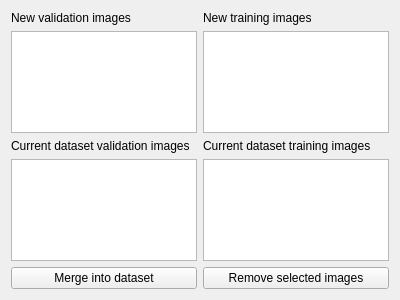
First picture: the form in view/imageinspectionwidget.ui, repository Joensw/RCAIT, before the edit.
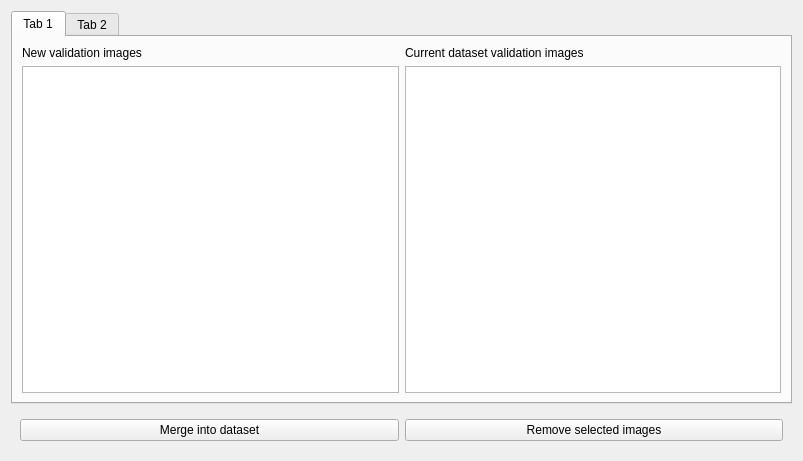
Second picture: the form after the edit. Custom widgets are drawn as their Qt base class.

Commit message: Restructured Image Inspection Widget

```diff
--- a/view/imageinspectionwidget.ui
+++ b/view/imageinspectionwidget.ui
@@ -6,14 +6,55 @@
    <rect>
     <x>0</x>
     <y>0</y>
-    <width>400</width>
-    <height>300</height>
+    <width>803</width>
+    <height>461</height>
    </rect>
   </property>
   <property name="windowTitle">
    <string>Form</string>
   </property>
-  <layout class="QGridLayout" name="gridLayout">
+  <layout class="QVBoxLayout" name="verticalLayout">
+   <item>
+    <widget class="QTabWidget" name="tabWidget">
+     <property name="currentIndex">
+      <number>0</number>
+     </property>
+     <widget class="QWidget" name="tab_3">
+      <attribute name="title">
+       <string>Tab 1</string>
+      </attribute>
+      <layout class="QGridLayout" name="gridLayout_2">
+       <item row="1" column="0">
+        <widget class="ImageGalleryTree" name="newValidationImages">
+         <attribute name="headerVisible">
+          <bool>false</bool>
+         </attribute>
+         <column>
+          <property name="text">
+           <string notr="true">1</string>
+          </property>
+         </column>
+        </widget>
+       </item>
+       <item row="0" column="1">
+        <widget class="QLabel" name="label_3">
+         <property name="text">
+          <string>Current dataset validation images</string>
+         </property>
+        </widget>
+       </item>
+       <item row="1" column="1">
+        <widget class="ImageGalleryTree" name="datasetValidationImages">
+         <attribute name="headerVisible">
+          <bool>false</bool>
+         </attribute>
+         <column>
+          <property name="text">
+           <string notr="true">1</string>
+          </property>
+         </column>
+        </widget>
+       </item>
    <item row="0" column="0">
     <widget class="QLabel" name="label">
      <property name="text">
@@ -21,26 +62,14 @@
      </property>
     </widget>
    </item>
-   <item row="0" column="1">
-    <widget class="QLabel" name="label_2">
-     <property name="text">
-      <string>New training images</string>
-     </property>
-    </widget>
-   </item>
-   <item row="1" column="0">
-    <widget class="ImageGalleryTree" name="newValidationImages">
-     <attribute name="headerVisible">
-      <bool>false</bool>
-     </attribute>
-     <column>
-      <property name="text">
-       <string notr="true">1</string>
-      </property>
-     </column>
-    </widget>
-   </item>
-   <item row="1" column="1">
+      </layout>
+     </widget>
+     <widget class="QWidget" name="tab_4">
+      <attribute name="title">
+       <string>Tab 2</string>
+      </attribute>
+      <layout class="QGridLayout" name="gridLayout_3">
+       <item row="1" column="0">
     <widget class="ImageGalleryTree" name="newTrainImages">
      <property name="enabled">
       <bool>true</bool>
@@ -58,33 +87,21 @@
      </column>
     </widget>
    </item>
-   <item row="2" column="0">
-    <widget class="QLabel" name="label_3">
-     <property name="text">
-      <string>Current dataset validation images</string>
-     </property>
-    </widget>
-   </item>
-   <item row="2" column="1">
+       <item row="0" column="1">
     <widget class="QLabel" name="label_4">
      <property name="text">
       <string>Current dataset training images</string>
      </property>
     </widget>
    </item>
-   <item row="3" column="0">
-    <widget class="ImageGalleryTree" name="datasetValidationImages">
-     <attribute name="headerVisible">
-      <bool>false</bool>
-     </attribute>
-     <column>
+       <item row="0" column="0">
+        <widget class="QLabel" name="label_2">
       <property name="text">
-       <string notr="true">1</string>
-      </property>
-     </column>
-    </widget>
-   </item>
-   <item row="3" column="1">
+          <string>New training images</string>
+         </property>
+        </widget>
+       </item>
+       <item row="1" column="1">
     <widget class="ImageGalleryTree" name="datasetTrainImages">
      <attribute name="headerVisible">
       <bool>false</bool>
@@ -96,18 +113,28 @@
      </column>
     </widget>
    </item>
-   <item row="4" column="0">
+      </layout>
+     </widget>
+    </widget>
+   </item>
+   <item>
+    <widget class="QWidget" name="widget" native="true">
+     <layout class="QHBoxLayout" name="horizontalLayout">
+      <item>
     <widget class="QPushButton" name="pushButton_commit">
      <property name="text">
       <string>Merge into dataset</string>
      </property>
     </widget>
    </item>
-   <item row="4" column="1">
+      <item>
     <widget class="QPushButton" name="pushButton_removeImages">
      <property name="text">
       <string>Remove selected images</string>
      </property>
+       </widget>
+      </item>
+     </layout>
     </widget>
    </item>
   </layout>
```
Lines whose indentation alone changed are shown as unchanged.
